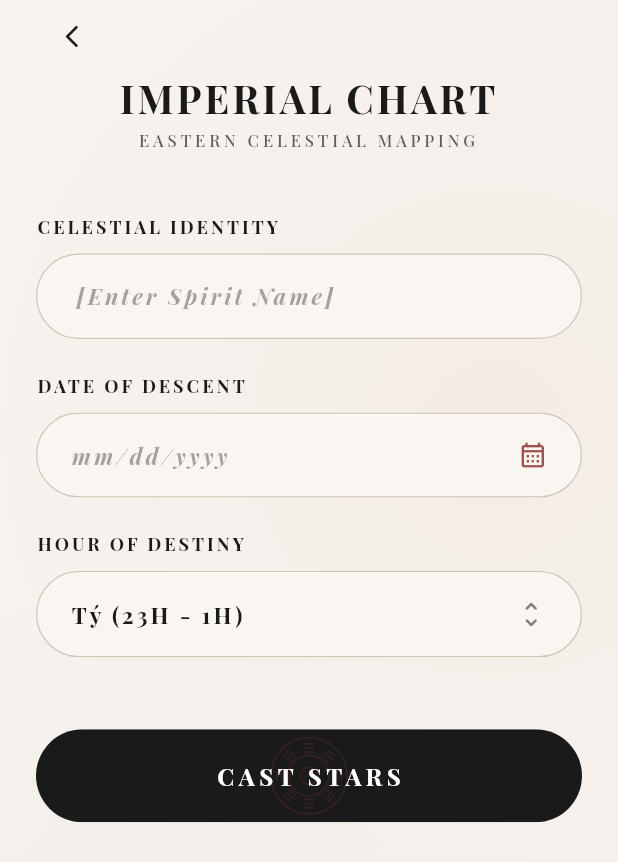
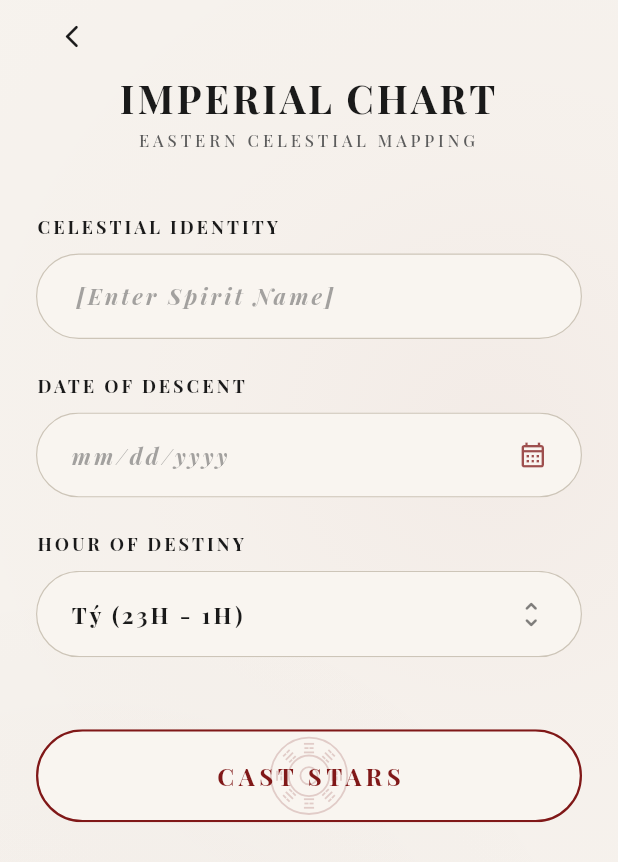
Before and after one commit to return200-ok/astrology_mobile, a Flutter app: the ImperialInputPage screen opened directly, on a phone screen of 412 x 824 dp. Shown: the top 862 px of the screen. Run offline on Flutter 3.47's test engine with Material 3 defaults, Android fonts, the phone set to English and light mode, and no system bars; our stand-ins replace flutter_riverpod, google_fonts, shared_preferences; missing offline and left inert: lunar; accounts and stored records are empty.

Commit message:
Restyle AN SAO button: white background with red border
Co-Authored-By: Claude Opus 4.6 <noreply@anthropic.com>

```diff
--- a/lib/features/imperial/presentation/pages/imperial_input_page.dart
+++ b/lib/features/imperial/presentation/pages/imperial_input_page.dart
@@ -385,12 +385,13 @@ class _CastStarsButton extends StatelessWidget {
       child: InkWell(
         onTap: onTap,
         borderRadius: BorderRadius.circular(999),
-        splashColor: Colors.white.withValues(alpha: 0.08),
+        splashColor: AstroColors.red.withValues(alpha: 0.06),
         child: Ink(
           height: 62,
           decoration: BoxDecoration(
-            color: AstroColors.ink,
+            color: AstroColors.card,
             borderRadius: BorderRadius.circular(999),
+            border: Border.all(color: AstroColors.red, width: 1.5),
           ),
           child: Stack(
             alignment: Alignment.center,
@@ -403,7 +404,7 @@ class _CastStarsButton extends StatelessWidget {
               // Label
               Text(
                 label,
-                style: AstroText.buttonFilled(size: 16).copyWith(letterSpacing: 3.0),
+                style: AstroText.buttonFilled(size: 16).copyWith(color: AstroColors.red, letterSpacing: 3.0),
               ),
             ],
           ),
```
